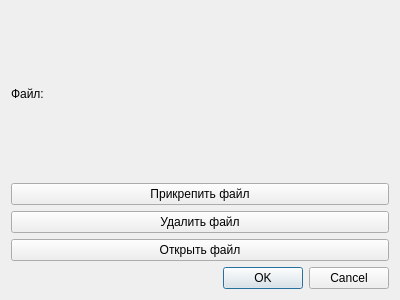
Qt form interfaces/file_dialog.ui (RichCake/Kursovoj-proekt-Karpov-313IS) before a commit.
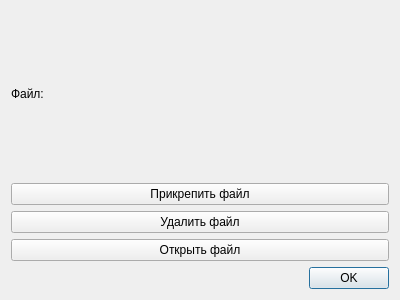
The same form after that commit. Icons and pictures are not drawn.

What changed in the file:
```diff
--- a/interfaces/file_dialog.ui
+++ b/interfaces/file_dialog.ui
@@ -71,7 +71,7 @@
    <item>
     <widget class="QDialogButtonBox" name="buttonBox">
      <property name="standardButtons">
-      <set>QDialogButtonBox::StandardButton::Cancel|QDialogButtonBox::StandardButton::Ok</set>
+      <set>QDialogButtonBox::StandardButton::Ok</set>
      </property>
      <property name="centerButtons">
       <bool>false</bool>
```
Left out of the diff: 9 changed lines with no effect on the pictures.
